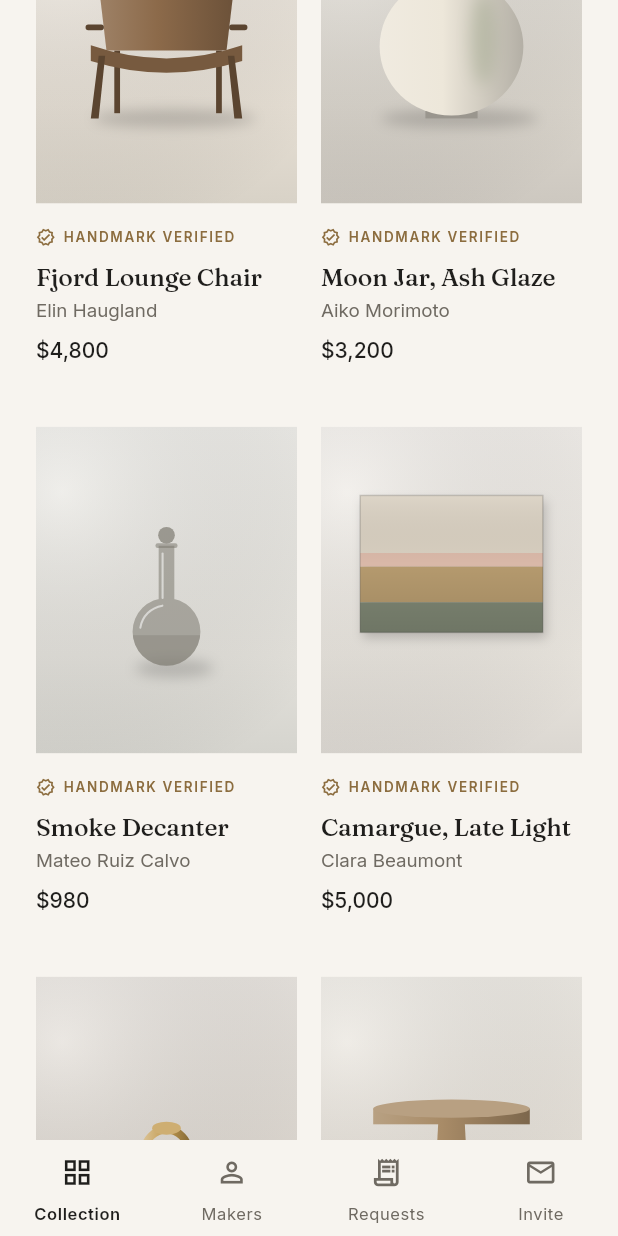
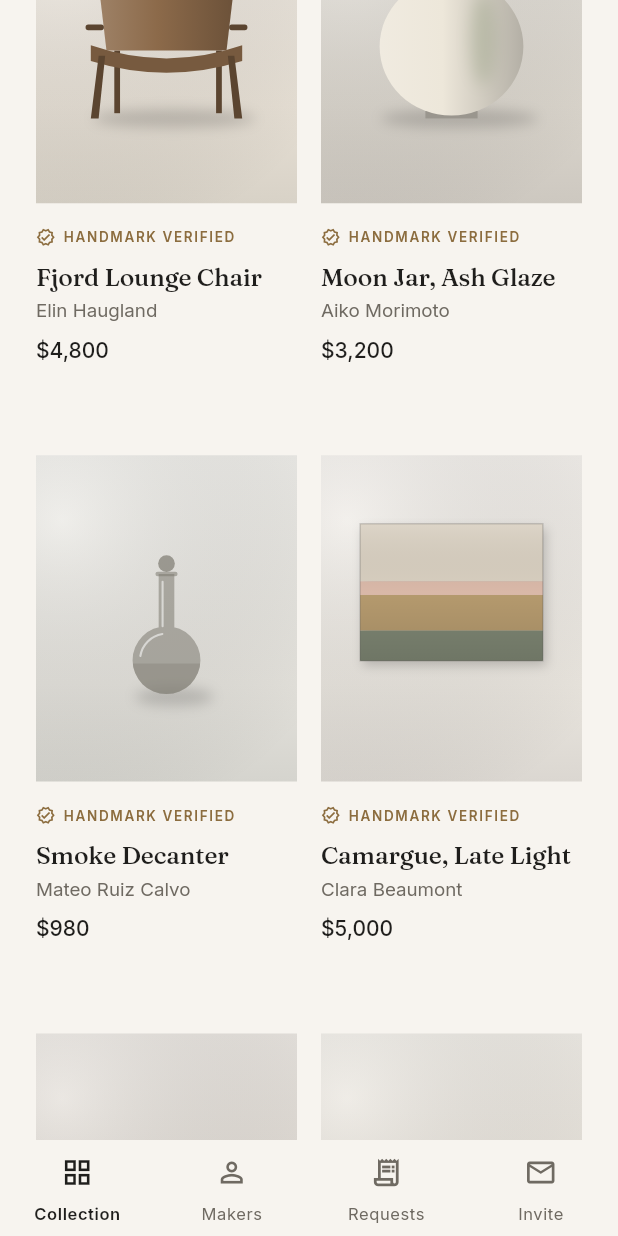
Before and after one commit to JackSantospago/Handmark, a Flutter app: the screen it shows after launch, scrolled down 576 dp, on a phone screen of 412 x 824 dp. Run offline on Flutter 3.47's test engine with Material 3 defaults, Android fonts, the phone set to English and light mode, and no system bars; missing offline and left inert: dart:js_interop.

Commit message:
Fix grid card overflow for two-line titles
Co-Authored-By: Claude Opus 5.5 <noreply@anthropic.com>

```diff
--- a/handmark_app/lib/frontend/browse/browse_screen.dart
+++ b/handmark_app/lib/frontend/browse/browse_screen.dart
@@ -69,14 +69,11 @@ class _BrowseScreenState extends State<BrowseScreen> {
         ),
         SliverPadding(
           padding: const EdgeInsets.fromLTRB(24, 8, 24, 40),
-          sliver: SliverGrid(
-            gridDelegate: const SliverGridDelegateWithFixedCrossAxisCount(
-              crossAxisCount: 2,
-              crossAxisSpacing: 16,
-              mainAxisSpacing: 32,
-              childAspectRatio: 0.52,
+          sliver: SliverLayoutBuilder(
+            builder: (context, constraints) => SliverGrid(
+              gridDelegate: pieceGridDelegate(context, constraints.crossAxisExtent),
+              delegate: SliverChildBuilderDelegate((context, i) => PieceCard(piece: pieces[i]), childCount: pieces.length),
             ),
-            delegate: SliverChildBuilderDelegate((context, i) => PieceCard(piece: pieces[i]), childCount: pieces.length),
           ),
         ),
       ]),
@@ -121,6 +118,18 @@ class _CertifyBanner extends StatelessWidget {
   }
 }
 
+/// Two columns whose cells fit the 4:5 image plus a two-line title, maker and price.
+SliverGridDelegate pieceGridDelegate(BuildContext context, double width) {
+  const gap = 16.0;
+  final cell = (width - gap) / 2;
+  return SliverGridDelegateWithFixedCrossAxisCount(
+    crossAxisCount: 2,
+    crossAxisSpacing: gap,
+    mainAxisSpacing: 32,
+    mainAxisExtent: cell * 5 / 4 + MediaQuery.textScalerOf(context).scale(136),
+  );
+}
+
 /// Photo, verified mark, title, maker, price.
 class PieceCard extends StatelessWidget {
   const PieceCard({super.key, required this.piece});
```
Also changed, not shown: handmark_app/lib/frontend/maker/maker_screen.dart (+7 -8 lines).
